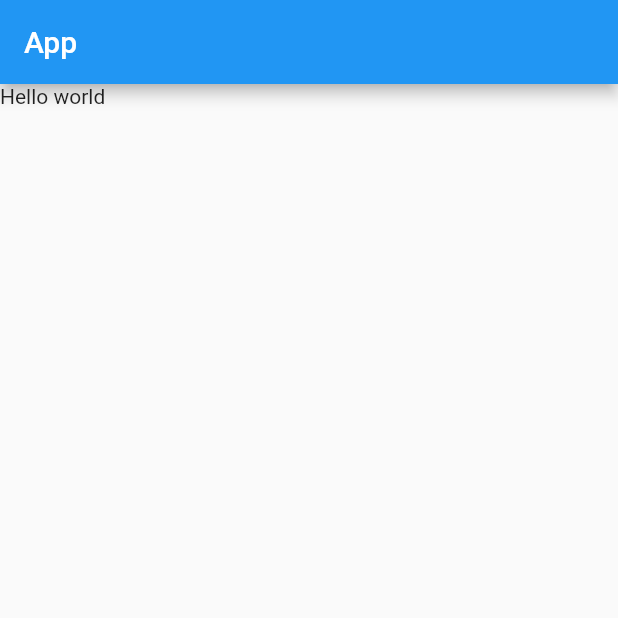
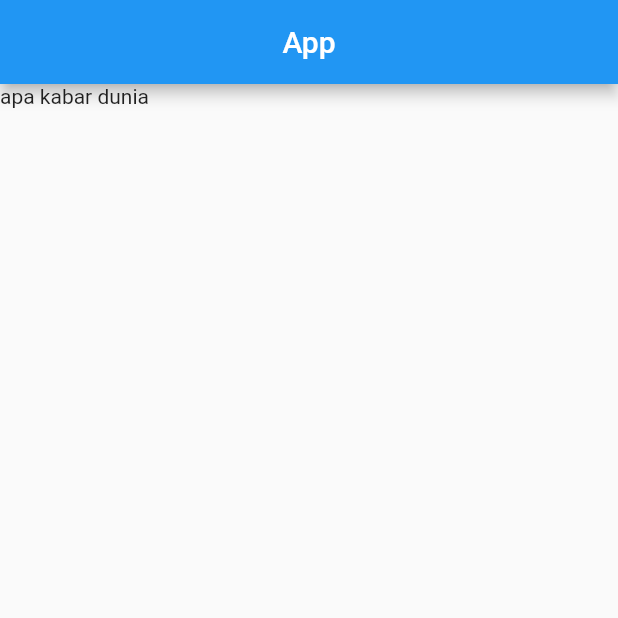
Before and after one commit to fajarmuhammadsidiq/test_app, a Flutter app: the screen it shows after launch, on a phone screen of 412 x 824 dp, the top half of it. Run offline on Flutter 3.47's test engine with Material 2 defaults, Android fonts, the phone set to English and light mode, and no system bars.

Commit message:
menambah center title dan mengubah text pada column

```diff
--- a/lib/homapage.dart
+++ b/lib/homapage.dart
@@ -9,9 +9,10 @@ class Homepage extends StatelessWidget {
     return Scaffold(
         appBar: AppBar(
           title: Text("App"),
+          centerTitle: true,
         ),
         body: Column(
-          children: [Text("Hello world")],
+          children: [Text("apa kabar dunia")],
         ));
   }
 }
```
